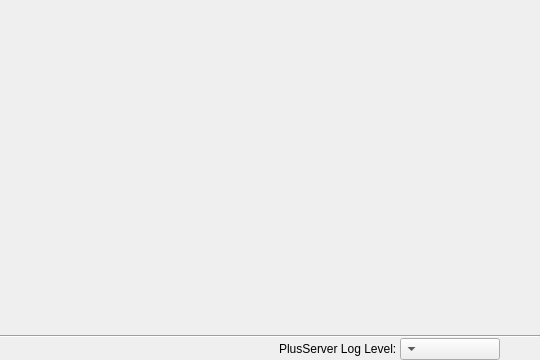
Qt form PlusApp/PlusServerLauncher/PlusServerLauncherMainWindow.ui (PlusToolkit/PlusApp) before a commit.
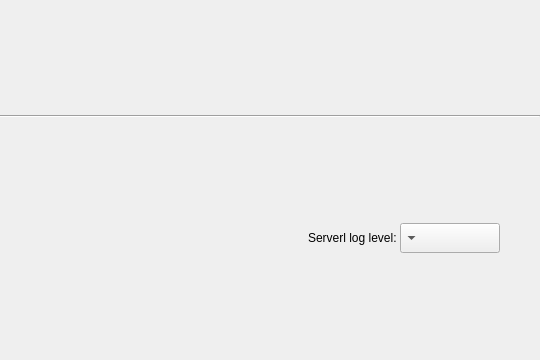
The same form after that commit. Icons and pictures are not drawn.

Commit message: re #985: Fixed PlusServerLauncher layout (so that the device selector widget fills the window)

The edit to the form file:
```diff
--- a/PlusApp/PlusServerLauncher/PlusServerLauncherMainWindow.ui
+++ b/PlusApp/PlusServerLauncher/PlusServerLauncherMainWindow.ui
@@ -48,10 +48,13 @@
       <property name="orientation">
        <enum>Qt::Vertical</enum>
       </property>
+      <property name="sizeType">
+       <enum>QSizePolicy::Fixed</enum>
+      </property>
       <property name="sizeHint" stdset="0">
        <size>
         <width>0</width>
-        <height>40</height>
+        <height>10</height>
        </size>
       </property>
      </spacer>
@@ -122,7 +125,7 @@
           </size>
          </property>
          <property name="text">
-          <string>PlusServer Log Level: </string>
+          <string>Serverl log level: </string>
          </property>
         </widget>
        </item>
```
Left out of the diff: 22 changed lines with no effect on the pictures. The commit also changes 1 other file.
